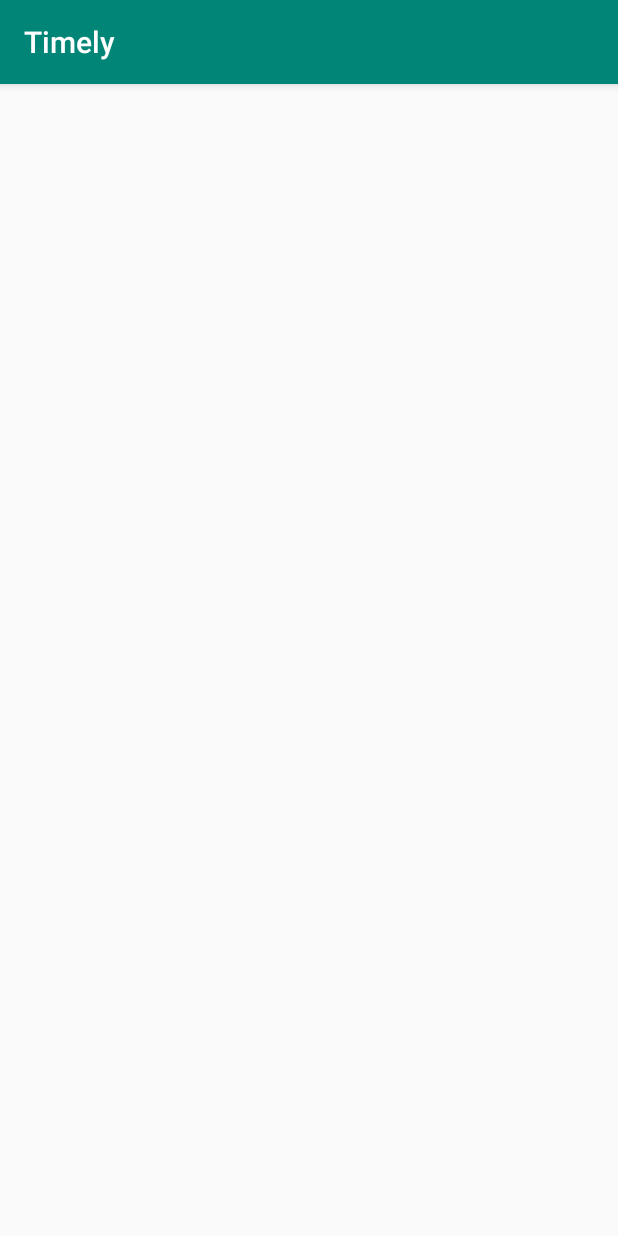
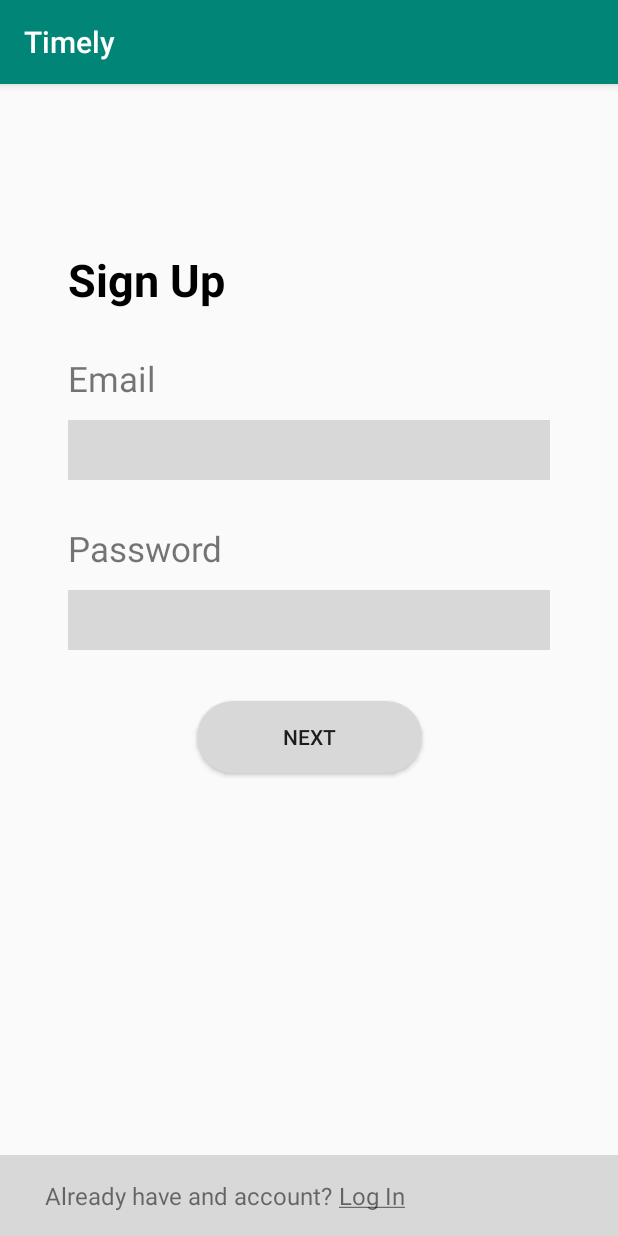
Before and after one commit to dyc-github/timely, an Android app: the SignUpFragment screen opened through its navigation route, on a phone screen of 412 x 824 dp. Run offline under Robolectric (Android 15) with nearby library versions, the phone set to English and light mode, and no system bars.

Commit message:
Sign up page xml

```diff
--- a/app/src/main/AndroidManifest.xml
+++ b/app/src/main/AndroidManifest.xml
@@ -12,13 +12,13 @@
         <activity
                 android:name=".activities.MainActivity"
                 android:label="@string/title_activity_main">
+        </activity>
+        <activity android:name=".activities.OnboardingActivity">
             <intent-filter>
                 <action android:name="android.intent.action.MAIN"/>
                 <category android:name="android.intent.category.LAUNCHER"/>
             </intent-filter>
         </activity>
-        <activity android:name=".activities.OnboardingActivity">
-        </activity>
     </application>
 
 </manifest>
--- a/app/src/main/res/layout/fragment_sign_up.xml
+++ b/app/src/main/res/layout/fragment_sign_up.xml
@@ -1,8 +1,107 @@
 <?xml version="1.0" encoding="utf-8"?>
 <FrameLayout xmlns:android="http://schemas.android.com/apk/res/android"
-    xmlns:tools="http://schemas.android.com/tools"
-    android:layout_width="match_parent"
-    android:layout_height="match_parent"
-    tools:context=".fragments.SignUpFragment">
+             xmlns:tools="http://schemas.android.com/tools"
+             xmlns:app="http://schemas.android.com/apk/res-auto"
+             android:layout_width="match_parent"
+             android:layout_height="match_parent"
+             tools:context=".fragments.SignUpFragment">
 
+    <androidx.constraintlayout.widget.ConstraintLayout
+        android:layout_width="match_parent"
+        android:layout_height="match_parent">
+
+        <TextView
+            android:id="@+id/sign_up_header"
+            android:layout_width="wrap_content"
+            android:layout_height="wrap_content"
+            android:textSize="30sp"
+            android:layout_marginStart="45dp"
+            app:layout_constraintStart_toStartOf="parent"
+            app:layout_constraintTop_toTopOf="parent"
+            android:layout_marginTop="110dp"
+            android:text="@string/sign_up"
+            android:textAppearance="@style/TimelyTitleStyle"
+            android:gravity="center_horizontal"/>
+
+        <TextView
+            android:id="@+id/email_hint"
+            android:layout_width="wrap_content"
+            android:layout_height="wrap_content"
+            android:layout_marginTop="30dp"
+            android:textSize="23sp"
+            app:layout_constraintTop_toBottomOf="@+id/sign_up_header"
+            app:layout_constraintStart_toStartOf="@+id/sign_up_header"
+            android:layout_marginBottom="3dp"
+            android:text="@string/email"/>
+
+        <EditText
+            android:id="@+id/email_edit_text"
+            android:layout_width="match_parent"
+            android:layout_marginLeft="45dp"
+            android:layout_marginRight="45dp"
+            android:layout_height="40dp"
+            app:layout_constraintTop_toBottomOf="@+id/email_hint"
+            android:layout_marginTop="12dp"
+            android:background="@color/standardGray"/>
+
+        <TextView
+            android:id="@+id/password_hint"
+            android:layout_width="wrap_content"
+            android:layout_height="wrap_content"
+            android:layout_marginTop="30dp"
+            android:textSize="23sp"
+            app:layout_constraintTop_toBottomOf="@+id/email_edit_text"
+            app:layout_constraintStart_toStartOf="@+id/sign_up_header"
+            android:layout_marginBottom="3dp"
+            android:text="@string/password"/>
+
+        <EditText
+            android:id="@+id/password_edit_text"
+            android:layout_width="match_parent"
+            android:layout_height="40dp"
+            android:layout_marginLeft="45dp"
+            android:layout_marginRight="45dp"
+            android:layout_marginTop="12dp"
+            app:layout_constraintTop_toBottomOf="@+id/password_hint"
+            android:background="@color/standardGray"/>
+
+        <Button
+            android:id="@+id/sign_up_button"
+            android:layout_width="150dp"
+            android:layout_height="wrap_content"
+            android:layout_marginTop="34dp"
+            app:layout_constraintStart_toStartOf="parent"
+            app:layout_constraintEnd_toEndOf="parent"
+            app:layout_constraintTop_toBottomOf="@id/password_edit_text"
+            android:layout_marginBottom="54dp"
+            android:background="@drawable/rounded_corners"
+            android:text="@string/next"/>
+
+        <LinearLayout
+            android:id="@+id/login_container"
+            android:layout_height="54dp"
+            android:layout_width="match_parent"
+            android:orientation="horizontal"
+            app:layout_constraintBottom_toBottomOf="parent"
+            app:layout_constraintStart_toStartOf="parent"
+            app:layout_constraintEnd_toEndOf="parent"
+            android:background="@color/standardGray">
+
+            <TextView
+                android:textSize="16sp"
+                android:layout_width="wrap_content"
+                android:layout_height="wrap_content"
+                android:layout_marginStart="30dp"
+                android:layout_gravity="center_vertical"
+                android:text="@string/already_have_account_text"/>
+
+            <TextView
+                android:textSize="16sp"
+                android:layout_width="wrap_content"
+                android:layout_height="wrap_content"
+                android:text="@string/login_button"
+                android:layout_gravity="center_vertical"/>
+
+        </LinearLayout>
+    </androidx.constraintlayout.widget.ConstraintLayout>
 </FrameLayout>
--- a/app/src/main/res/values/colors.xml
+++ b/app/src/main/res/values/colors.xml
@@ -3,4 +3,5 @@
     <color name="colorPrimary">#008577</color>
     <color name="colorPrimaryDark">#00574B</color>
     <color name="colorAccent">#D81B60</color>
+    <color name="standardGray">#D8D8D8</color>
 </resources>
--- a/app/src/main/res/values/strings.xml
+++ b/app/src/main/res/values/strings.xml
@@ -1,6 +1,5 @@
 <resources>
     <string name="app_name">Timely</string>
-
 
     <!--Onboarding Strings-->
     <string name="sign_up">Sign Up</string>
@@ -14,5 +13,10 @@
 
     <!-- TODO: Remove or change this placeholder text -->
     <string name="hello_blank_fragment">Hello blank fragment</string>
+    <string name="login_button"><u>Log In</u></string>
+    <string name="already_have_account_text">Already have and account?\u0020</string>
+    <string name="next">Next</string>
+    <string name="email">Email</string>
+    <string name="password">Password</string>
 
 </resources>
--- a/app/src/main/res/values/styles.xml
+++ b/app/src/main/res/values/styles.xml
@@ -15,4 +15,5 @@
         <item name="android:textStyle">bold</item>
     </style>
 
+
 </resources>
```
